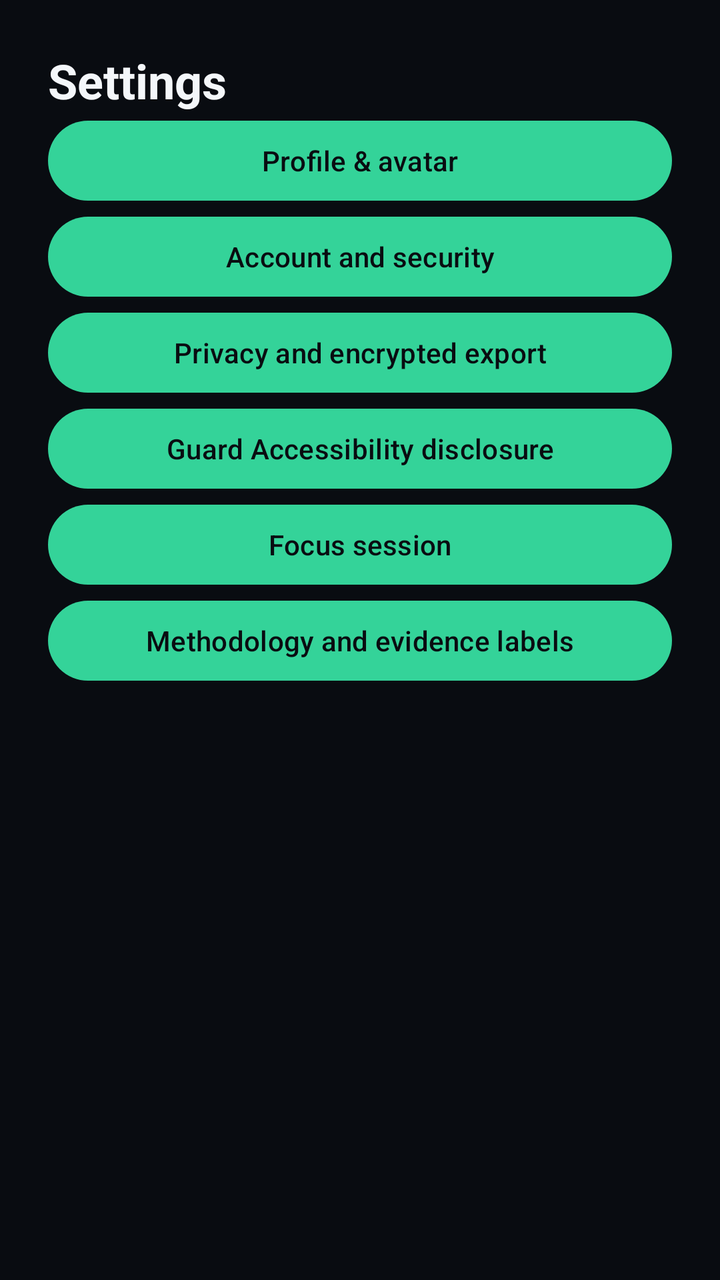
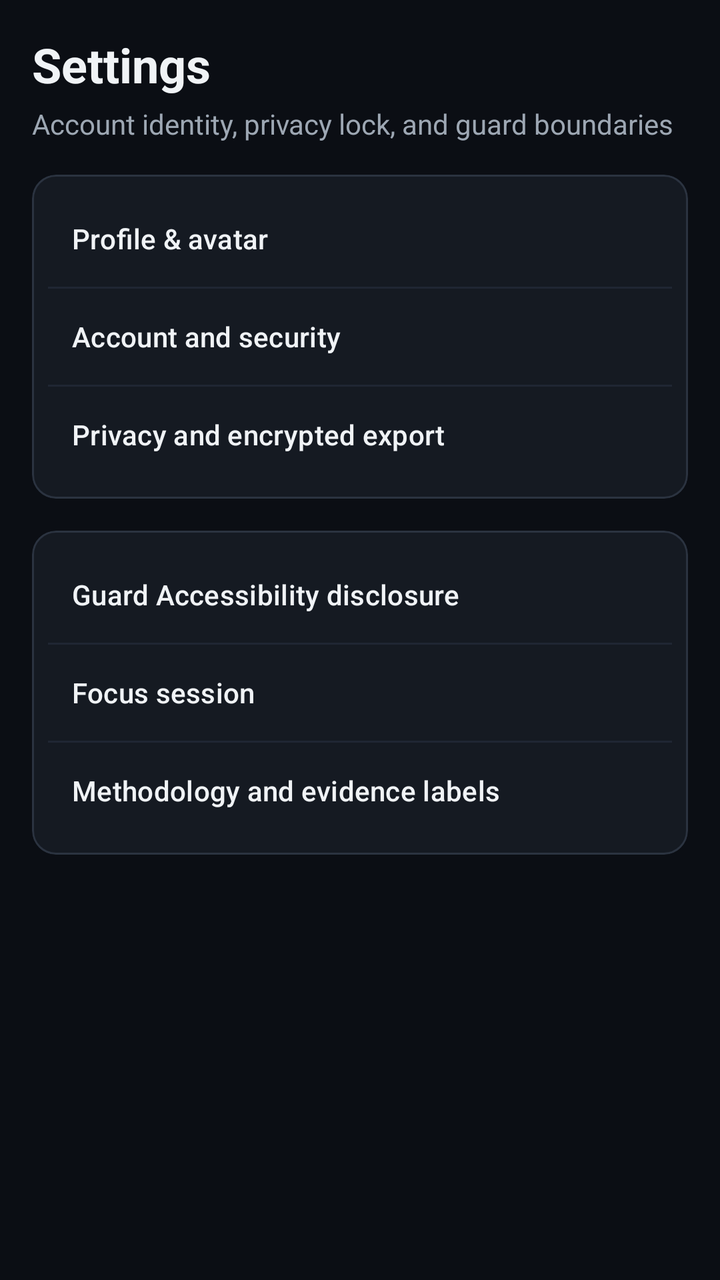

Compare the two renders of this Android layout. The source of the first and the diff that turns it into the second are given below.
<!-- AndroidManifest.xml: application theme Theme.Prottasha -->
<!-- res/layout/activity_settings_secure.xml -->
<?xml version="1.0" encoding="utf-8"?>
<androidx.core.widget.NestedScrollView xmlns:android="http://schemas.android.com/apk/res/android" android:layout_width="match_parent" android:layout_height="match_parent">
    <LinearLayout android:layout_width="match_parent" android:layout_height="wrap_content" android:orientation="vertical" android:padding="@dimen/spacing_large">
        <TextView android:layout_width="match_parent" android:layout_height="wrap_content" android:text="@string/settings_title" android:textColor="@color/color_text_primary" android:textSize="@dimen/text_headline" android:textStyle="bold" />
        <Button android:id="@+id/settings_profile" android:layout_width="match_parent" android:layout_height="wrap_content" android:text="@string/settings_profile" />
        <Button android:id="@+id/settings_account" android:layout_width="match_parent" android:layout_height="wrap_content" android:text="@string/settings_account" />
        <Button android:id="@+id/settings_privacy" android:layout_width="match_parent" android:layout_height="wrap_content" android:text="@string/settings_privacy" />
        <Button android:id="@+id/settings_guard_permission" android:layout_width="match_parent" android:layout_height="wrap_content" android:text="@string/settings_guard_permission" />
        <Button android:id="@+id/settings_focus" android:layout_width="match_parent" android:layout_height="wrap_content" android:text="@string/settings_focus" />
        <Button android:id="@+id/settings_methodology" android:layout_width="match_parent" android:layout_height="wrap_content" android:text="@string/settings_methodology" />
    </LinearLayout>
</androidx.core.widget.NestedScrollView>
<!-- resources referenced by this layout -->
<resources>
  <color name="color_text_primary">#F4F7FA</color>
  <dimen name="spacing_large">24dp</dimen>
  <dimen name="text_headline">24sp</dimen>
  <string name="settings_account">Account and security</string>
  <string name="settings_focus">Focus session</string>
  <string name="settings_guard_permission">Guard Accessibility disclosure</string>
  <string name="settings_methodology">Methodology and evidence labels</string>
  <string name="settings_privacy">Privacy and encrypted export</string>
  <string name="settings_profile">Profile &amp; avatar</string>
  <string name="settings_title">Settings</string>
  <style name="Theme.Prottasha" parent="Theme.Material3.Dark.NoActionBar">
          <item name="android:windowBackground">@color/color_background</item>
          <item name="android:colorBackground">@color/color_background</item>
          <item name="colorSurface">@color/color_surface</item>
          <item name="colorSurfaceVariant">@color/color_surface_raised</item>
          <item name="colorPrimary">@color/color_hope</item>
          <item name="colorOnPrimary">@color/color_on_hope</item>
          <item name="colorSecondary">@color/color_identity</item>
          <item name="colorOnSecondary">@color/color_on_identity</item>
          <item name="colorError">@color/color_crisis</item>
          <item name="colorOnError">@color/color_on_crisis</item>
          <item name="android:textColorPrimary">@color/color_text_primary</item>
          <item name="android:textColorSecondary">@color/color_text_secondary</item>
          <item name="android:navigationBarColor">@color/color_background</item>
          <item name="android:statusBarColor">@color/color_background</item>
          <item name="android:windowLightStatusBar">false</item>
      </style>
  <color name="color_background">#090C11</color>
  <color name="color_surface">#151A22</color>
  <color name="color_surface_raised">#202833</color>
  <color name="color_hope">#34D399</color>
  <color name="color_on_hope">#090C11</color>
  <color name="color_identity">#7C8DFF</color>
  <color name="color_on_identity">#090C11</color>
  <color name="color_crisis">#F87171</color>
  <color name="color_on_crisis">#090C11</color>
  <color name="color_text_secondary">#A9B3C0</color>
</resources>

<!-- the commit's change to res/layout/activity_settings_secure.xml (unified diff, before → after) -->
@@ -1,12 +1,150 @@
 <?xml version="1.0" encoding="utf-8"?>
-<androidx.core.widget.NestedScrollView xmlns:android="http://schemas.android.com/apk/res/android" android:layout_width="match_parent" android:layout_height="match_parent">
-    <LinearLayout android:layout_width="match_parent" android:layout_height="wrap_content" android:orientation="vertical" android:padding="@dimen/spacing_large">
-        <TextView android:layout_width="match_parent" android:layout_height="wrap_content" android:text="@string/settings_title" android:textColor="@color/color_text_primary" android:textSize="@dimen/text_headline" android:textStyle="bold" />
-        <Button android:id="@+id/settings_profile" android:layout_width="match_parent" android:layout_height="wrap_content" android:text="@string/settings_profile" />
-        <Button android:id="@+id/settings_account" android:layout_width="match_parent" android:layout_height="wrap_content" android:text="@string/settings_account" />
-        <Button android:id="@+id/settings_privacy" android:layout_width="match_parent" android:layout_height="wrap_content" android:text="@string/settings_privacy" />
-        <Button android:id="@+id/settings_guard_permission" android:layout_width="match_parent" android:layout_height="wrap_content" android:text="@string/settings_guard_permission" />
-        <Button android:id="@+id/settings_focus" android:layout_width="match_parent" android:layout_height="wrap_content" android:text="@string/settings_focus" />
-        <Button android:id="@+id/settings_methodology" android:layout_width="match_parent" android:layout_height="wrap_content" android:text="@string/settings_methodology" />
+<androidx.core.widget.NestedScrollView xmlns:android="http://schemas.android.com/apk/res/android"
+    xmlns:app="http://schemas.android.com/apk/res-auto"
+    android:layout_width="match_parent"
+    android:layout_height="match_parent"
+    android:background="@color/color_background">
+
+    <LinearLayout
+        android:layout_width="match_parent"
+        android:layout_height="wrap_content"
+        android:orientation="vertical"
+        android:padding="@dimen/spacing_medium">
+
+        <TextView
+            android:layout_width="match_parent"
+            android:layout_height="wrap_content"
+            android:text="@string/settings_title"
+            android:textColor="@color/color_text_primary"
+            android:textSize="@dimen/text_display"
+            android:textStyle="bold" />
+
+        <TextView
+            android:layout_width="match_parent"
+            android:layout_height="wrap_content"
+            android:layout_marginTop="4dp"
+            android:layout_marginBottom="@dimen/spacing_medium"
+            android:text="Account identity, privacy lock, and guard boundaries"
+            android:textColor="@color/color_text_secondary"
+            android:textSize="@dimen/text_body" />
+
+        <com.google.android.material.card.MaterialCardView
+            android:layout_width="match_parent"
+            android:layout_height="wrap_content"
+            android:layout_marginBottom="@dimen/spacing_medium"
+            app:cardBackgroundColor="@color/color_surface"
+            app:strokeColor="@color/color_border"
+            app:strokeWidth="1dp"
+            app:cardCornerRadius="@dimen/card_corner_radius"
+            app:cardElevation="0dp">
+
+            <LinearLayout
+                android:layout_width="match_parent"
+                android:layout_height="wrap_content"
+                android:orientation="vertical"
+                android:padding="@dimen/spacing_small">
+
+                <com.google.android.material.button.MaterialButton
+                    android:id="@+id/settings_profile"
+                    style="@style/Widget.Material3.Button.TextButton"
+                    android:layout_width="match_parent"
+                    android:layout_height="wrap_content"
+                    android:minHeight="@dimen/touch_target_min"
+                    android:gravity="center_vertical|start"
+                    android:text="@string/settings_profile"
+                    android:textColor="@color/color_text_primary" />
+
+                <View
+                    android:layout_width="match_parent"
+                    android:layout_height="1dp"
+                    android:background="@color/color_border_subtle" />
+
+                <com.google.android.material.button.MaterialButton
+                    android:id="@+id/settings_account"
+                    style="@style/Widget.Material3.Button.TextButton"
+                    android:layout_width="match_parent"
+                    android:layout_height="wrap_content"
+                    android:minHeight="@dimen/touch_target_min"
+                    android:gravity="center_vertical|start"
+                    android:text="@string/settings_account"
+                    android:textColor="@color/color_text_primary" />
+
+                <View
+                    android:layout_width="match_parent"
+                    android:layout_height="1dp"
+                    android:background="@color/color_border_subtle" />
+
+                <com.google.android.material.button.MaterialButton
+                    android:id="@+id/settings_privacy"
+                    style="@style/Widget.Material3.Button.TextButton"
+                    android:layout_width="match_parent"
+                    android:layout_height="wrap_content"
+                    android:minHeight="@dimen/touch_target_min"
+                    android:gravity="center_vertical|start"
+                    android:text="@string/settings_privacy"
+                    android:textColor="@color/color_text_primary" />
+
+            </LinearLayout>
+        </com.google.android.material.card.MaterialCardView>
+
+        <com.google.android.material.card.MaterialCardView
+            android:layout_width="match_parent"
+            android:layout_height="wrap_content"
+            android:layout_marginBottom="@dimen/spacing_medium"
+            app:cardBackgroundColor="@color/color_surface"
+            app:strokeColor="@color/color_border"
+            app:strokeWidth="1dp"
+            app:cardCornerRadius="@dimen/card_corner_radius"
+            app:cardElevation="0dp">
+
+            <LinearLayout
+                android:layout_width="match_parent"
+                android:layout_height="wrap_content"
+                android:orientation="vertical"
+                android:padding="@dimen/spacing_small">
+
+                <com.google.android.material.button.MaterialButton
+                    android:id="@+id/settings_guard_permission"
+                    style="@style/Widget.Material3.Button.TextButton"
+                    android:layout_width="match_parent"
+                    android:layout_height="wrap_content"
+                    android:minHeight="@dimen/touch_target_min"
+                    android:gravity="center_vertical|start"
+                    android:text="@string/settings_guard_permission"
+                    android:textColor="@color/color_text_primary" />
+
+                <View
+                    android:layout_width="match_parent"
+                    android:layout_height="1dp"
+                    android:background="@color/color_border_subtle" />
+
+                <com.google.android.material.button.MaterialButton
+                    android:id="@+id/settings_focus"
+                    style="@style/Widget.Material3.Button.TextButton"
+                    android:layout_width="match_parent"
+                    android:layout_height="wrap_content"
+                    android:minHeight="@dimen/touch_target_min"
+                    android:gravity="center_vertical|start"
+                    android:text="@string/settings_focus"
+                    android:textColor="@color/color_text_primary" />
+
+                <View
+                    android:layout_width="match_parent"
+                    android:layout_height="1dp"
+                    android:background="@color/color_border_subtle" />
+
+                <com.google.android.material.button.MaterialButton
+                    android:id="@+id/settings_methodology"
+                    style="@style/Widget.Material3.Button.TextButton"
+                    android:layout_width="match_parent"
+                    android:layout_height="wrap_content"
+                    android:minHeight="@dimen/touch_target_min"
+                    android:gravity="center_vertical|start"
+                    android:text="@string/settings_methodology"
+                    android:textColor="@color/color_text_primary" />
+
+            </LinearLayout>
+        </com.google.android.material.card.MaterialCardView>
+
     </LinearLayout>
 </androidx.core.widget.NestedScrollView>
<!-- resource entries referenced after the edit -->
@@ -1,8 +1,6 @@
 <!-- resources referenced by this layout -->
 <resources>
-  <color name="color_text_primary">#F4F7FA</color>
-  <dimen name="spacing_large">24dp</dimen>
-  <dimen name="text_headline">24sp</dimen>
+  <color name="color_text_primary">#F0F3F6</color>
   <string name="settings_account">Account and security</string>
   <string name="settings_focus">Focus session</string>
   <string name="settings_guard_permission">Guard Accessibility disclosure</string>
@@ -27,15 +25,23 @@
           <item name="android:statusBarColor">@color/color_background</item>
           <item name="android:windowLightStatusBar">false</item>
       </style>
-  <color name="color_background">#090C11</color>
+  <color name="color_background">#0B0E14</color>
+  <color name="color_border">#2B3340</color>
+  <color name="color_border_subtle">#1F2633</color>
   <color name="color_surface">#151A22</color>
-  <color name="color_surface_raised">#202833</color>
+  <color name="color_surface_raised">#1C232D</color>
   <color name="color_hope">#34D399</color>
-  <color name="color_on_hope">#090C11</color>
+  <color name="color_on_hope">#0B0E14</color>
   <color name="color_identity">#7C8DFF</color>
-  <color name="color_on_identity">#090C11</color>
+  <color name="color_on_identity">#0B0E14</color>
   <color name="color_crisis">#F87171</color>
-  <color name="color_on_crisis">#090C11</color>
-  <color name="color_text_secondary">#A9B3C0</color>
+  <color name="color_on_crisis">#0B0E14</color>
+  <color name="color_text_secondary">#9DA7B3</color>
+  <dimen name="card_corner_radius">12dp</dimen>
+  <dimen name="spacing_medium">16dp</dimen>
+  <dimen name="spacing_small">8dp</dimen>
+  <dimen name="text_body">14sp</dimen>
+  <dimen name="text_display">24sp</dimen>
+  <dimen name="touch_target_min">48dp</dimen>
 </resources>
 
